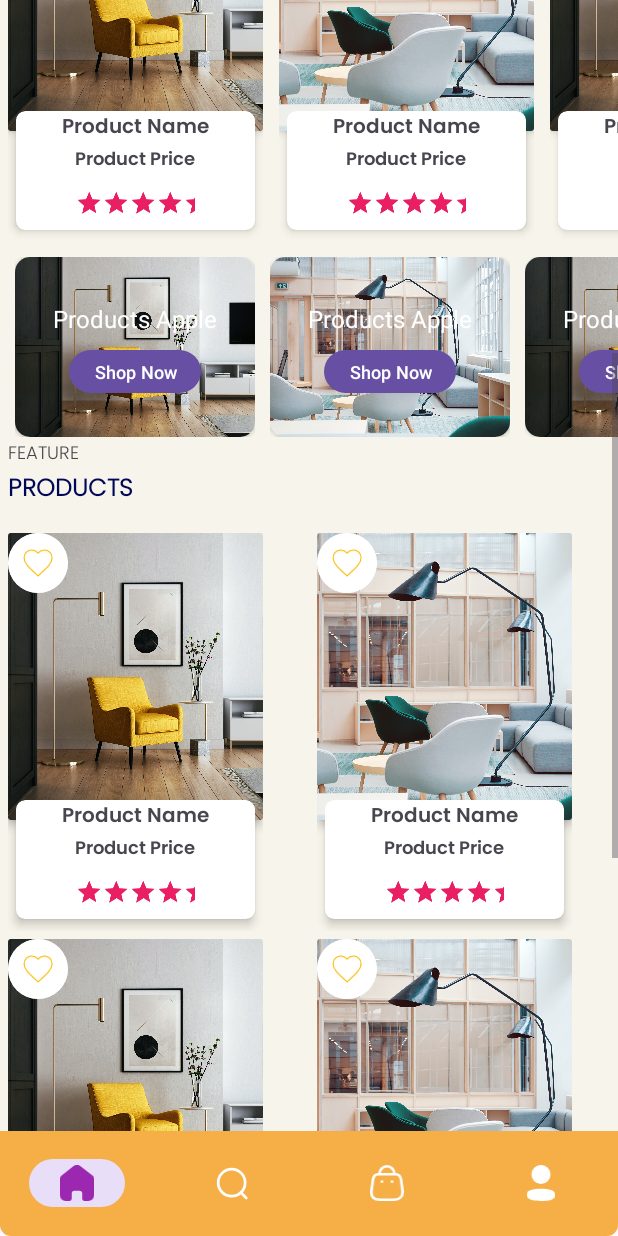
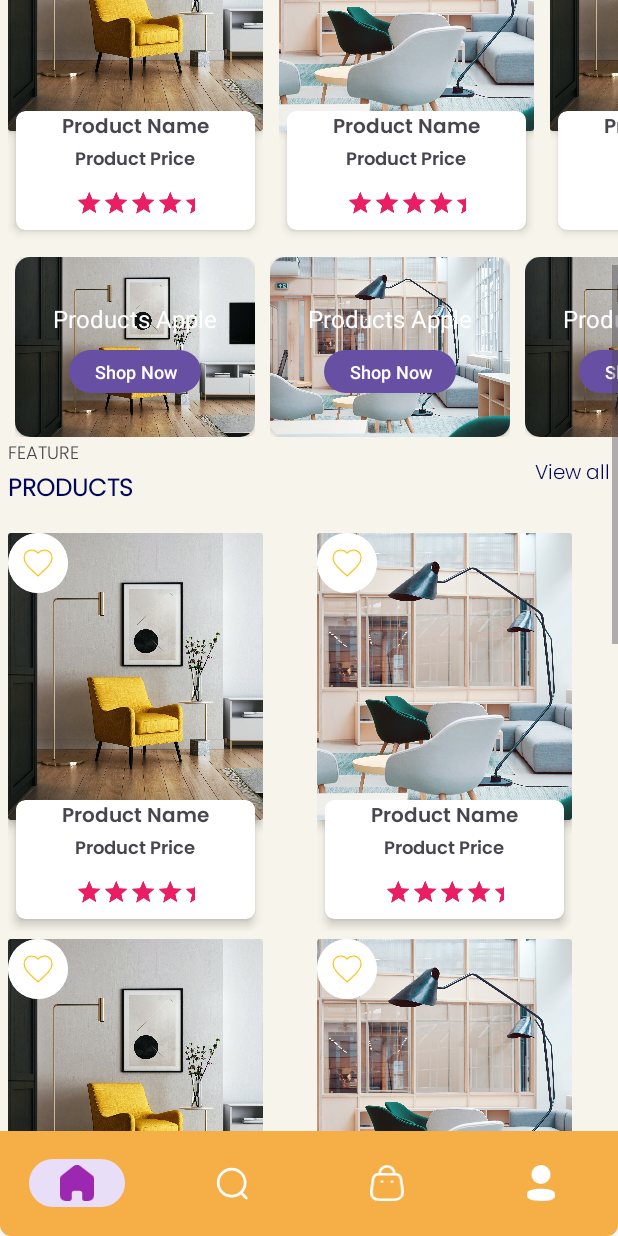
Before and after one commit to mehedii-hassan/BuyNowEcommerceAppDemo, an Android app: the screen it shows after launch (ShoppingActivity), scrolled down 527 dp, on a phone screen of 412 x 824 dp. Run offline under Robolectric (Android 15) with nearby library versions, the light colour scheme and no system bars; our stand-ins replace data binding, navigation-ui, sdp/ssp sizes.

Commit message:
updated design

```diff
--- a/app/build.gradle
+++ b/app/build.gradle
@@ -38,9 +38,9 @@ android {
 
 dependencies {
 
-    implementation 'androidx.core:core-ktx:1.10.0'
+    implementation 'androidx.core:core-ktx:1.10.1'
     implementation 'androidx.appcompat:appcompat:1.6.1'
-    implementation 'com.google.android.material:material:1.8.0'
+    implementation 'com.google.android.material:material:1.9.0'
     implementation 'androidx.constraintlayout:constraintlayout:2.1.4'
     testImplementation 'junit:junit:4.13.2'
     androidTestImplementation 'androidx.test.ext:junit:1.1.5'
@@ -57,5 +57,4 @@ dependencies {
 
     //auto image slide
 
-
 }
--- /dev/null
+++ b/app/src/main/java/com/example/buynowecommerceapp/adapters/PopularProductAdapter.kt
@@ -0,0 +1,43 @@
+package com.example.buynowecommerceapp.adapters
+
+import android.view.LayoutInflater
+import android.view.ViewGroup
+import androidx.recyclerview.widget.RecyclerView
+import com.example.buynowecommerceapp.databinding.CategoryRowItemDesignBinding
+import com.example.buynowecommerceapp.databinding.RvFeatureProductsItemDesignBinding
+import com.example.buynowecommerceapp.databinding.RvShopNowItemDesignBinding
+
+class PopularProductAdapter(
+    private val featureProductImageList: ArrayList<Int>,
+) :
+    RecyclerView.Adapter<PopularProductAdapter.PopularProductViewHolder>() {
+
+
+    override fun onCreateViewHolder(parent: ViewGroup, viewType: Int): PopularProductViewHolder {
+        val binding = RvFeatureProductsItemDesignBinding.inflate(
+            LayoutInflater
+                .from(parent.context), parent, false
+        )
+        return PopularProductViewHolder(binding)
+    }
+
+    override fun getItemCount(): Int {
+        return featureProductImageList.size
+    }
+
+    override fun onBindViewHolder(holder: PopularProductViewHolder, position: Int) {
+
+        holder.bind(position)
+    }
+
+
+    inner class PopularProductViewHolder(private val binding: RvFeatureProductsItemDesignBinding) :
+        RecyclerView.ViewHolder(binding.root) {
+
+        fun bind(position: Int) {
+            binding.ivFeatureProductItem.setImageResource(featureProductImageList[position])
+
+
+        }
+    }
+}
--- a/app/src/main/java/com/example/buynowecommerceapp/ui/fragments/HomeFragment.kt
+++ b/app/src/main/java/com/example/buynowecommerceapp/ui/fragments/HomeFragment.kt
@@ -10,6 +10,7 @@ import androidx.recyclerview.widget.LinearLayoutManager
 import com.example.buynowecommerceapp.R
 import com.example.buynowecommerceapp.adapters.CategoryAdapter
 import com.example.buynowecommerceapp.adapters.FeatureProductAdapter
+import com.example.buynowecommerceapp.adapters.PopularProductAdapter
 import com.example.buynowecommerceapp.adapters.ProductAdapter
 import com.example.buynowecommerceapp.adapters.ShopNowAdapter
 import com.example.buynowecommerceapp.databinding.FragmentHomeBinding
@@ -33,9 +34,6 @@ class HomeFragment : Fragment() {
         val categoryNameList = resources.getStringArray(R.array.CategoryNameList)
 
 
-
-
-
         val list = ArrayList<Int>()
         list.add(R.drawable.img1)
         list.add(R.drawable.img2)
@@ -47,6 +45,12 @@ class HomeFragment : Fragment() {
         list.add(R.drawable.img2)
         list.add(R.drawable.img1)
         list.add(R.drawable.img2)
+
+        val listOne = ArrayList<Int>()
+        listOne.add(R.drawable.img1)
+        listOne.add(R.drawable.img2)
+        listOne.add(R.drawable.img1)
+        listOne.add(R.drawable.img2)
 
 
         val adapter = CategoryAdapter(list, categoryNameList)
@@ -64,10 +68,14 @@ class HomeFragment : Fragment() {
             LinearLayoutManager(view.context, LinearLayoutManager.HORIZONTAL, false)
         binding.rvShopNow.adapter = shopNowAdapter
 
-        val featureProductAdapter = FeatureProductAdapter(list)
+        val featureProductAdapter = FeatureProductAdapter(listOne)
         binding.rvFeatureProducts.layoutManager =
             GridLayoutManager(view.context, 2)
         binding.rvFeatureProducts.adapter = featureProductAdapter
+
+        val popularProductAdapter = PopularProductAdapter(listOne)
+        binding.rvPopularProducts.layoutManager = GridLayoutManager(view.context, 2)
+        binding.rvPopularProducts.adapter = popularProductAdapter
 
 
     }
--- a/app/src/main/res/layout/fragment_home.xml
+++ b/app/src/main/res/layout/fragment_home.xml
@@ -17,7 +17,6 @@
         <androidx.constraintlayout.widget.ConstraintLayout
             android:layout_width="match_parent"
             android:layout_height="wrap_content">
-
 
             <androidx.constraintlayout.widget.ConstraintLayout
                 android:id="@+id/clTopId"
@@ -163,7 +162,19 @@
                 app:layout_constraintStart_toStartOf="parent"
                 app:layout_constraintTop_toBottomOf="@+id/tvFeature" />
 
-
+            <TextView
+                android:id="@+id/tvFeatureViewAll"
+                android:layout_width="wrap_content"
+                android:layout_height="wrap_content"
+                android:fontFamily="@font/poppins_light"
+                android:paddingStart="@dimen/_5sdp"
+                android:paddingEnd="@dimen/_5sdp"
+                android:text="View all"
+                android:textColor="@color/g_dark_blue"
+                android:textSize="@dimen/_13ssp"
+                app:layout_constraintBottom_toBottomOf="@id/tvFeatureProducts"
+                app:layout_constraintEnd_toEndOf="parent"
+                app:layout_constraintTop_toTopOf="@+id/tvFeature" />
 
             <!--Feature products recycler view-->
             <androidx.recyclerview.widget.RecyclerView
@@ -171,7 +182,99 @@
                 android:layout_width="match_parent"
                 android:layout_height="wrap_content"
                 android:layout_marginTop="@dimen/_10sdp"
+                android:nestedScrollingEnabled="false"
                 app:layout_constraintTop_toBottomOf="@+id/tvFeatureProducts" />
+
+            <ImageView
+                android:id="@+id/ivBannerAds"
+                android:layout_width="match_parent"
+                android:layout_height="@dimen/_165sdp"
+                android:layout_marginHorizontal="@dimen/_20sdp"
+                android:layout_marginTop="@dimen/_15sdp"
+                android:scaleType="centerCrop"
+                android:src="@drawable/img1"
+                app:layout_constraintTop_toBottomOf="@id/rvFeatureProducts" />
+
+            <!--Feature products-->
+            <TextView
+                android:id="@+id/tvPopular"
+                android:layout_width="wrap_content"
+                android:layout_height="wrap_content"
+                android:fontFamily="@font/poppins_light"
+                android:paddingStart="@dimen/_5sdp"
+                android:paddingTop="@dimen/_2sdp"
+                android:text="Popular"
+                android:textAllCaps="true"
+                android:textSize="@dimen/_12ssp"
+                app:layout_constraintStart_toStartOf="parent"
+                app:layout_constraintTop_toBottomOf="@+id/ivBannerAds" />
+
+            <TextView
+                android:id="@+id/tvPopularProducts"
+                android:layout_width="wrap_content"
+                android:layout_height="wrap_content"
+                android:fontFamily="@font/poppins_light"
+                android:paddingStart="@dimen/_5sdp"
+                android:text="Products"
+                android:textAllCaps="true"
+                android:textColor="@color/g_dark_blue"
+                android:textSize="@dimen/_16ssp"
+                android:textStyle="bold"
+                app:layout_constraintStart_toStartOf="parent"
+                app:layout_constraintTop_toBottomOf="@+id/tvPopular" />
+
+            <TextView
+                android:id="@+id/tvPopularViewAll"
+                android:layout_width="wrap_content"
+                android:layout_height="wrap_content"
+                android:fontFamily="@font/poppins_light"
+                android:paddingStart="@dimen/_5sdp"
+                android:paddingEnd="@dimen/_5sdp"
+                android:text="View all"
+                android:textColor="@color/g_dark_blue"
+                android:textSize="@dimen/_13ssp"
+                app:layout_constraintBottom_toBottomOf="@id/tvPopularProducts"
+                app:layout_constraintEnd_toEndOf="parent"
+                app:layout_constraintTop_toTopOf="@+id/tvPopular" />
+
+
+            <!--popular products recycler view-->
+            <androidx.recyclerview.widget.RecyclerView
+                android:id="@+id/rvPopularProducts"
+                android:layout_width="match_parent"
+                android:layout_height="wrap_content"
+                android:layout_marginTop="@dimen/_10sdp"
+                android:nestedScrollingEnabled="false"
+                app:layout_constraintTop_toBottomOf="@+id/tvPopularProducts" />
+
+
+            <TextView
+                android:id="@+id/tvReasons"
+                android:layout_width="wrap_content"
+                android:layout_height="wrap_content"
+                android:fontFamily="@font/poppins_light"
+                android:paddingStart="@dimen/_5sdp"
+                android:paddingTop="@dimen/_2sdp"
+                android:text="Reason's"
+                android:textAllCaps="true"
+                android:textSize="@dimen/_12ssp"
+                app:layout_constraintStart_toStartOf="parent"
+                app:layout_constraintTop_toBottomOf="@+id/rvPopularProducts" />
+
+            <TextView
+                android:id="@+id/tvWhyChoose"
+                android:layout_width="wrap_content"
+                android:layout_height="wrap_content"
+                android:fontFamily="@font/poppins_light"
+                android:paddingStart="@dimen/_5sdp"
+                android:text="why choose us"
+                android:textAllCaps="true"
+                android:textColor="@color/g_dark_blue"
+                android:textSize="@dimen/_16ssp"
+                android:textStyle="bold"
+                app:layout_constraintStart_toStartOf="parent"
+                app:layout_constraintTop_toBottomOf="@+id/tvReasons" />
+
 
         </androidx.constraintlayout.widget.ConstraintLayout>
 
--- a/app/src/main/res/values/dimens.xml
+++ b/app/src/main/res/values/dimens.xml
@@ -82,6 +82,7 @@
     <dimen name="_160sdp">160dp</dimen>
     <dimen name="_120sdp">120dp</dimen>
     <dimen name="_170sdp">170dp</dimen>
+    <dimen name="_250sdp">250dp</dimen>
 
 
 </resources>
--- a/build.gradle
+++ b/build.gradle
@@ -1,6 +1,6 @@
 buildscript {
     dependencies {
-        classpath 'com.google.gms:google-services:4.3.14'
+        classpath 'com.google.gms:google-services:4.3.15'
     }
 }// Top-level build file where you can add configuration options common to all sub-projects/modules.
 plugins {
```
